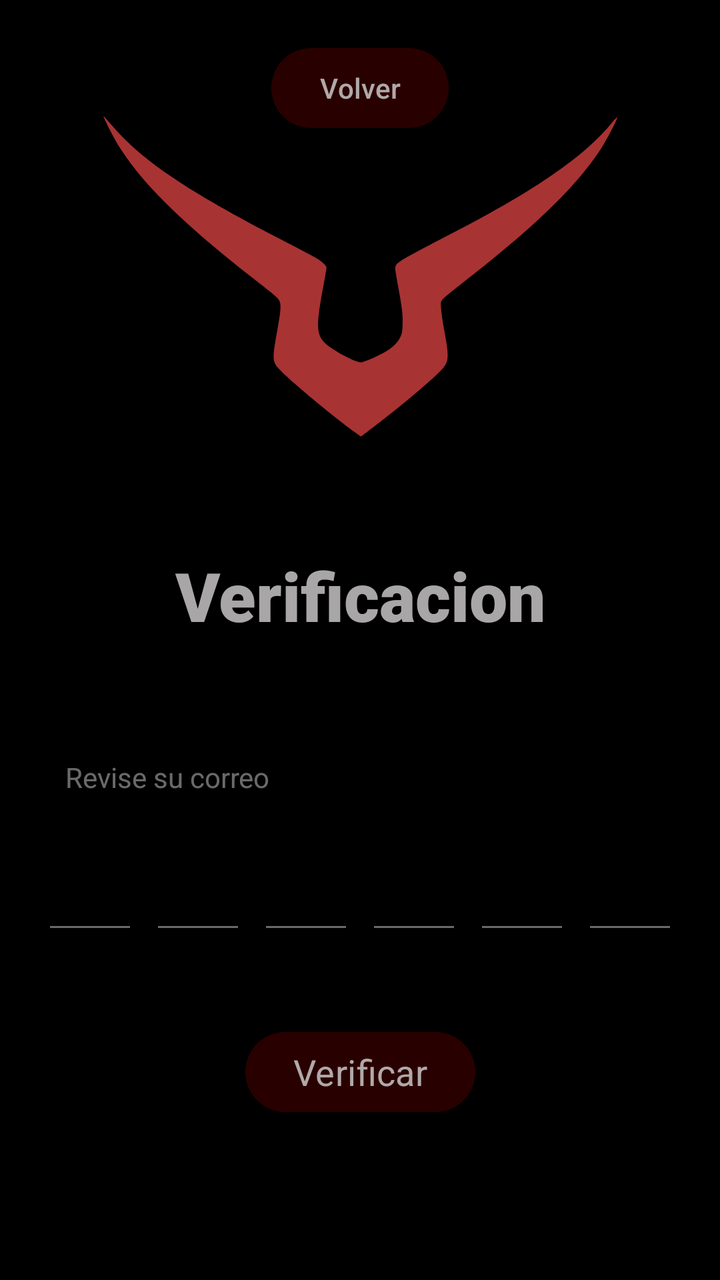
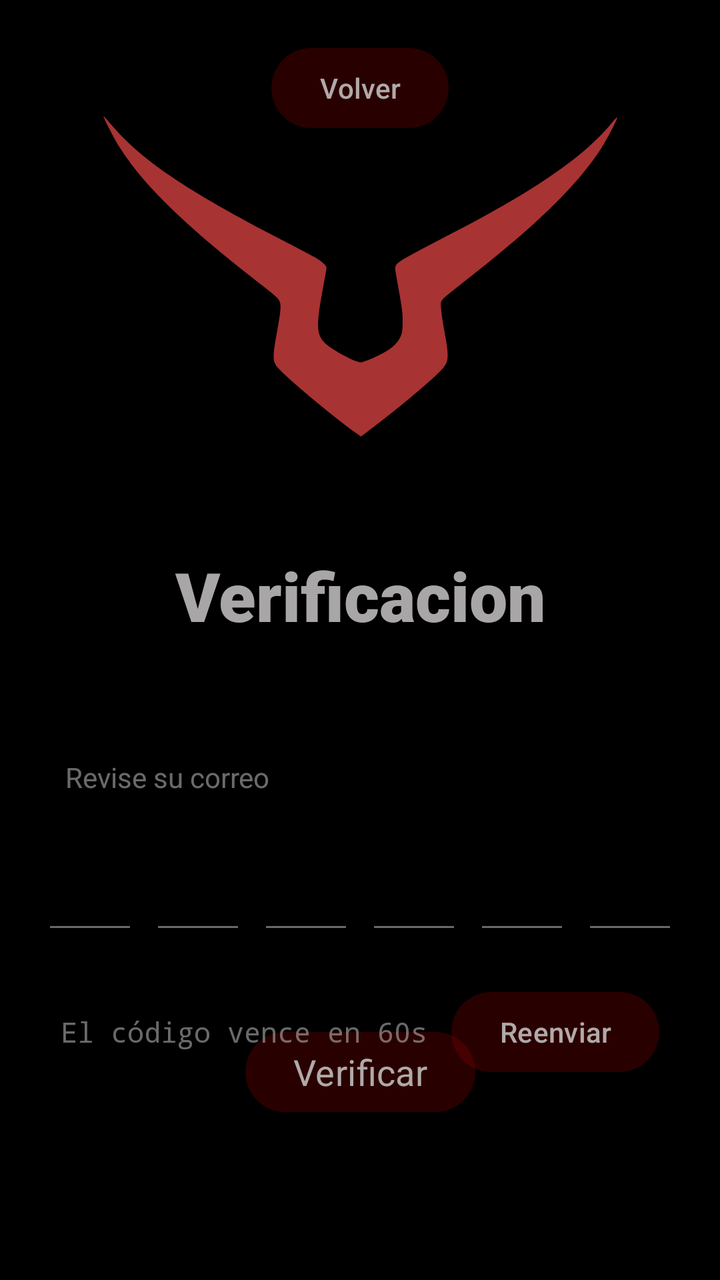

Compare the two renders of this Android layout. The source of the first and the diff that turns it into the second are given below.
<!-- AndroidManifest.xml: application theme Theme.PROYECTOPENKA -->
<!-- res/layout/activity_confirmation_code.xml -->
<?xml version="1.0" encoding="utf-8"?>
<androidx.constraintlayout.widget.ConstraintLayout xmlns:android="http://schemas.android.com/apk/res/android"
    xmlns:app="http://schemas.android.com/apk/res-auto"
    xmlns:tools="http://schemas.android.com/tools"
    android:id="@+id/main"
    android:layout_width="match_parent"
    android:layout_height="match_parent"
    tools:context=".ConfirmationCode">

    <ImageView
        android:id="@+id/imageView5"
        android:layout_width="259dp"
        android:layout_height="195dp"
        android:layout_marginTop="40dp"
        app:layout_constraintEnd_toEndOf="parent"
        app:layout_constraintStart_toStartOf="parent"
        app:layout_constraintTop_toTopOf="parent"
        app:srcCompat="@drawable/logo" />

    <Button
        android:id="@+id/btnbackconfirmation"
        android:layout_width="wrap_content"
        android:layout_height="wrap_content"
        android:layout_marginTop="20dp"
        android:backgroundTint="#26960000"
        android:text="Volver"
        android:textColor="#CCD3D3D3"
        app:layout_constraintEnd_toEndOf="parent"
        app:layout_constraintStart_toStartOf="parent"
        app:layout_constraintTop_toTopOf="parent"
        app:strokeColor="#80397676" />

    <TextView
        android:id="@+id/titleconfirmation"
        android:layout_width="wrap_content"
        android:layout_height="wrap_content"
        android:layout_marginTop="40dp"
        android:fontFamily="sans-serif-black"
        android:text="Verificacion"
        android:textAlignment="center"
        android:textColor="#A8A6A6"
        android:textSize="34sp"
        app:layout_constraintEnd_toEndOf="parent"
        app:layout_constraintStart_toStartOf="parent"
        app:layout_constraintTop_toBottomOf="@+id/imageView5" />

    <Button
        android:id="@+id/btnverifycode"
        android:layout_width="wrap_content"
        android:layout_height="wrap_content"
        android:layout_marginBottom="80dp"
        android:backgroundTint="#26960000"
        android:fontFamily="sans-serif"
        android:text="Verificar"
        android:textColor="#CCD3D3D3"
        android:textSize="18sp"
        app:layout_constraintBottom_toBottomOf="parent"
        app:layout_constraintEnd_toEndOf="parent"
        app:layout_constraintStart_toStartOf="parent"
        app:strokeColor="#80397676" />

    <LinearLayout
        android:id="@+id/codeContainer"
        android:layout_width="wrap_content"
        android:layout_height="wrap_content"
        android:layout_marginBottom="40dp"
        android:orientation="horizontal"
        app:layout_constraintBottom_toTopOf="@+id/btnverifycode"
        app:layout_constraintEnd_toEndOf="parent"
        app:layout_constraintStart_toStartOf="parent">

        <EditText
            android:id="@+id/digit1"
            android:layout_width="48dp"
            android:layout_height="56dp"
            android:layout_marginEnd="6dp"
            android:backgroundTint="#80D3D3D3"
            android:fontFamily="monospace"
            android:gravity="center"
            android:inputType="number"
            android:maxLength="1"
            android:textColor="#CCD3D3D3"
            android:textSize="22sp" />

        <EditText
            android:id="@+id/digit2"
            android:layout_width="48dp"
            android:layout_height="56dp"
            android:layout_marginEnd="6dp"
            android:backgroundTint="#80D3D3D3"
            android:fontFamily="monospace"
            android:gravity="center"
            android:inputType="number"
            android:maxLength="1"
            android:textColor="#CCD3D3D3"
            android:textSize="22sp" />

        <EditText
            android:id="@+id/digit3"
            android:layout_width="48dp"
            android:layout_height="56dp"
            android:layout_marginEnd="6dp"
            android:backgroundTint="#80D3D3D3"
            android:fontFamily="monospace"
            android:gravity="center"
            android:inputType="number"
            android:maxLength="1"
            android:textColor="#CCD3D3D3"
            android:textSize="22sp" />

        <EditText
            android:id="@+id/digit4"
            android:layout_width="48dp"
            android:layout_height="56dp"
            android:layout_marginEnd="6dp"
            android:backgroundTint="#80D3D3D3"
            android:fontFamily="monospace"
            android:gravity="center"
            android:inputType="number"
            android:maxLength="1"
            android:textColor="#CCD3D3D3"
            android:textSize="22sp" />

        <EditText
            android:id="@+id/digit5"
            android:layout_width="48dp"
            android:layout_height="56dp"
            android:layout_marginEnd="6dp"
            android:backgroundTint="#80D3D3D3"
            android:fontFamily="monospace"
            android:gravity="center"
            android:inputType="number"
            android:maxLength="1"
            android:textColor="#CCD3D3D3"
            android:textSize="22sp" />

        <EditText
            android:id="@+id/digit6"
            android:layout_width="48dp"
            android:layout_height="56dp"
            android:backgroundTint="#80D3D3D3"
            android:fontFamily="monospace"
            android:gravity="center"
            android:inputType="number"
            android:maxLength="1"
            android:textColor="#CCD3D3D3"
            android:textSize="22sp" />

    </LinearLayout>

    <TextView
        android:id="@+id/subtitleconfirmation"
        android:layout_width="127dp"
        android:layout_height="21dp"
        android:layout_marginBottom="16dp"
        android:fontFamily="sans-serif"
        android:text="Revise su correo"
        android:textColor="#80D3D3D3"
        android:textSize="14sp"
        app:layout_constraintBottom_toTopOf="@+id/codeContainer"
        app:layout_constraintEnd_toEndOf="parent"
        app:layout_constraintHorizontal_bias="0.14"
        app:layout_constraintStart_toStartOf="parent" />

</androidx.constraintlayout.widget.ConstraintLayout>
<!-- resources referenced by this layout -->
<resources>
  <!-- drawable logo: vector/xml drawable (drawable, 3251 chars, omitted) -->
  <style name="Theme.PROYECTOPENKA" parent="Base.Theme.PROYECTOPENKA" />
  <style name="Base.Theme.PROYECTOPENKA" parent="Theme.Material3.DayNight.NoActionBar">
          <item name="android:windowBackground">@android:color/black</item>
          <item name="android:windowAnimationStyle">@style/FadeTransition</item>
      </style>
  <style name="FadeTransition" parent="@android:style/Animation.Activity">
          <item name="android:activityOpenEnterAnimation">@anim/fade_in</item>
          <item name="android:activityOpenExitAnimation">@anim/fade_out</item>
          <item name="android:activityCloseEnterAnimation">@anim/fade_in</item>
          <item name="android:activityCloseExitAnimation">@anim/fade_out</item>
      </style>
</resources>

<!-- the commit's change to res/layout/activity_confirmation_code.xml (unified diff, before → after) -->
@@ -162,4 +162,37 @@
         app:layout_constraintHorizontal_bias="0.14"
         app:layout_constraintStart_toStartOf="parent" />
 
+    <LinearLayout
+        android:id="@+id/filaContador"
+        android:layout_width="wrap_content"
+        android:layout_height="wrap_content"
+        android:layout_marginTop="20dp"
+        android:gravity="center_vertical"
+        android:orientation="horizontal"
+        app:layout_constraintEnd_toEndOf="parent"
+        app:layout_constraintStart_toStartOf="parent"
+        app:layout_constraintTop_toBottomOf="@+id/codeContainer">
+
+        <TextView
+            android:id="@+id/txtContador"
+            android:layout_width="wrap_content"
+            android:layout_height="wrap_content"
+            android:layout_marginEnd="12dp"
+            android:fontFamily="monospace"
+            android:text="El código vence en 60s"
+            android:textColor="#80D3D3D3"
+            android:textSize="14sp" />
+
+        <Button
+            android:id="@+id/btnReenviar"
+            android:layout_width="wrap_content"
+            android:layout_height="wrap_content"
+            android:backgroundTint="#26960000"
+            android:enabled="false"
+            android:text="Reenviar"
+            android:textColor="#CCD3D3D3"
+            android:textSize="14sp"
+            app:strokeColor="#80397676" />
+    </LinearLayout>
+
 </androidx.constraintlayout.widget.ConstraintLayout>
